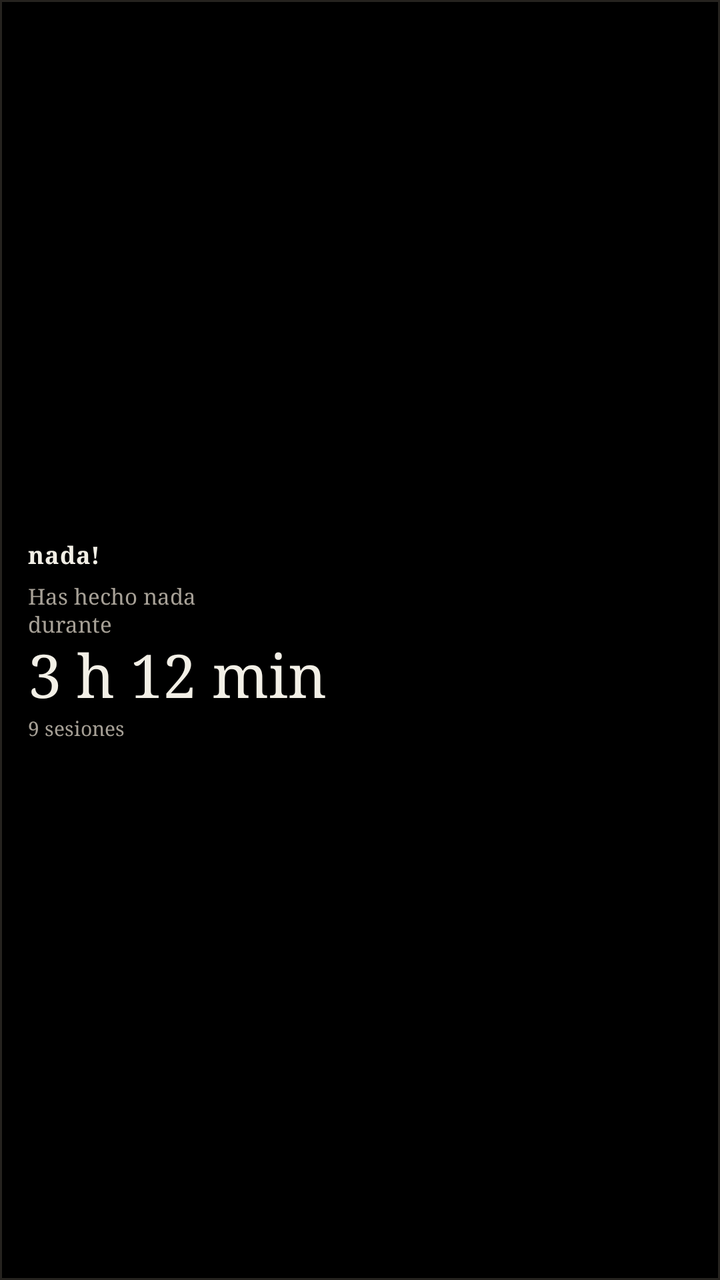
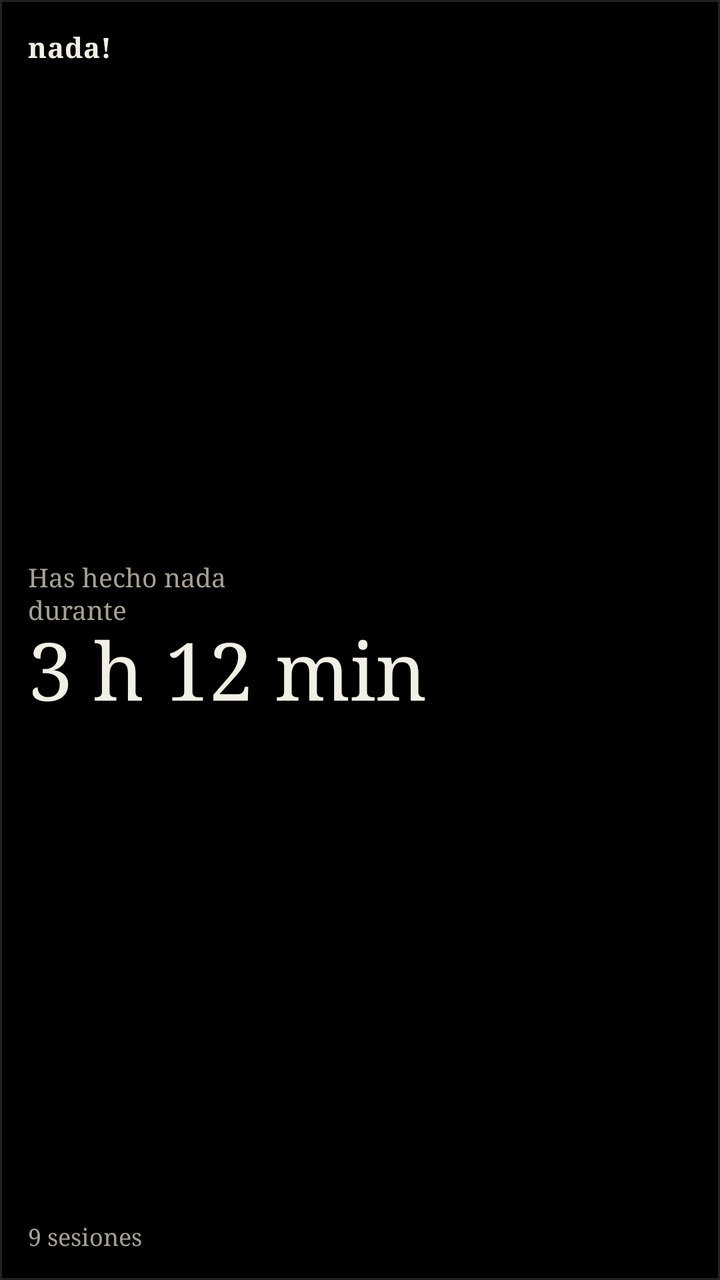

An Android layout rendered at two revisions. The XML below is the earlier revision; the diff shows what the commit changed to produce the second picture.
<!-- AndroidManifest.xml: fallback theme Theme.MaterialComponents.DayNight.NoActionBar -->
<!-- res/layout/nada_widget_preview.xml -->
<?xml version="1.0" encoding="utf-8"?>
<LinearLayout xmlns:android="http://schemas.android.com/apk/res/android"
    android:layout_width="match_parent"
    android:layout_height="match_parent"
    android:background="@drawable/widget_bg_dark"
    android:gravity="center_vertical"
    android:orientation="vertical"
    android:padding="14dp">

    <TextView
        android:layout_width="wrap_content"
        android:layout_height="wrap_content"
        android:fontFamily="serif"
        android:letterSpacing="0.02"
        android:textStyle="bold"
        android:text="nada!"
        android:textColor="#F2EFE6"
        android:textSize="12sp" />

    <TextView
        android:layout_width="match_parent"
        android:layout_height="wrap_content"
        android:layout_marginTop="5dp"
        android:fontFamily="serif"
        android:lineSpacingExtra="1dp"
        android:maxLines="2"
        android:text="Has hecho nada&#10;durante"
        android:textColor="#A6A096"
        android:textSize="11sp" />

    <TextView
        android:layout_width="match_parent"
        android:layout_height="wrap_content"
        android:layout_marginTop="2dp"
        android:autoSizeMaxTextSize="30sp"
        android:autoSizeMinTextSize="18sp"
        android:autoSizeStepGranularity="1sp"
        android:autoSizeTextType="uniform"
        android:fontFamily="serif"
        android:includeFontPadding="false"
        android:maxLines="1"
        android:text="3 h 12 min"
        android:textColor="#F2EFE6"
        android:textSize="30sp" />

    <TextView
        android:layout_width="match_parent"
        android:layout_height="wrap_content"
        android:layout_marginTop="1dp"
        android:fontFamily="serif"
        android:maxLines="1"
        android:text="9 sesiones"
        android:textColor="#A6A096"
        android:textSize="10sp" />
</LinearLayout>
<!-- resources referenced by this layout -->
<resources>
  <!-- drawable widget_bg_dark (drawable) -->
  <?xml version="1.0" encoding="utf-8"?>
  <shape xmlns:android="http://schemas.android.com/apk/res/android"
      android:shape="rectangle">
      <solid android:color="#000000" />
      <stroke
          android:width="1dp"
          android:color="#26231F" />
  </shape>
</resources>

<!-- the commit's change to res/layout/nada_widget_preview.xml (unified diff, before → after) -->
@@ -1,55 +1,65 @@
 <?xml version="1.0" encoding="utf-8"?>
-<LinearLayout xmlns:android="http://schemas.android.com/apk/res/android"
+<RelativeLayout xmlns:android="http://schemas.android.com/apk/res/android"
     android:layout_width="match_parent"
     android:layout_height="match_parent"
     android:background="@drawable/widget_bg_dark"
-    android:gravity="center_vertical"
-    android:orientation="vertical"
     android:padding="14dp">
 
     <TextView
         android:layout_width="wrap_content"
         android:layout_height="wrap_content"
+        android:layout_alignParentStart="true"
+        android:layout_alignParentTop="true"
         android:fontFamily="serif"
         android:letterSpacing="0.02"
-        android:textStyle="bold"
+        android:maxLines="1"
         android:text="nada!"
         android:textColor="#F2EFE6"
-        android:textSize="12sp" />
+        android:textSize="14sp"
+        android:textStyle="bold" />
+
+    <LinearLayout
+        android:layout_width="match_parent"
+        android:layout_height="wrap_content"
+        android:layout_alignParentStart="true"
+        android:layout_centerVertical="true"
+        android:layout_marginTop="18dp"
+        android:layout_marginBottom="18dp"
+        android:orientation="vertical">
+
+        <TextView
+            android:layout_width="match_parent"
+            android:layout_height="wrap_content"
+            android:fontFamily="serif"
+            android:lineSpacingExtra="1dp"
+            android:maxLines="2"
+            android:text="Has hecho nada&#10;durante"
+            android:textColor="#A6A096"
+            android:textSize="13sp" />
+
+        <TextView
+            android:layout_width="match_parent"
+            android:layout_height="wrap_content"
+            android:autoSizeMaxTextSize="40sp"
+            android:autoSizeMinTextSize="22sp"
+            android:autoSizeStepGranularity="1sp"
+            android:autoSizeTextType="uniform"
+            android:fontFamily="serif"
+            android:includeFontPadding="false"
+            android:maxLines="1"
+            android:text="3 h 12 min"
+            android:textColor="#F2EFE6"
+            android:textSize="40sp" />
+    </LinearLayout>
 
     <TextView
         android:layout_width="match_parent"
         android:layout_height="wrap_content"
-        android:layout_marginTop="5dp"
-        android:fontFamily="serif"
-        android:lineSpacingExtra="1dp"
-        android:maxLines="2"
-        android:text="Has hecho nada&#10;durante"
-        android:textColor="#A6A096"
-        android:textSize="11sp" />
-
-    <TextView
-        android:layout_width="match_parent"
-        android:layout_height="wrap_content"
-        android:layout_marginTop="2dp"
-        android:autoSizeMaxTextSize="30sp"
-        android:autoSizeMinTextSize="18sp"
-        android:autoSizeStepGranularity="1sp"
-        android:autoSizeTextType="uniform"
-        android:fontFamily="serif"
-        android:includeFontPadding="false"
-        android:maxLines="1"
-        android:text="3 h 12 min"
-        android:textColor="#F2EFE6"
-        android:textSize="30sp" />
-
-    <TextView
-        android:layout_width="match_parent"
-        android:layout_height="wrap_content"
-        android:layout_marginTop="1dp"
+        android:layout_alignParentBottom="true"
+        android:layout_alignParentStart="true"
         android:fontFamily="serif"
         android:maxLines="1"
         android:text="9 sesiones"
         android:textColor="#A6A096"
-        android:textSize="10sp" />
-</LinearLayout>
+        android:textSize="12sp" />
+</RelativeLayout>
